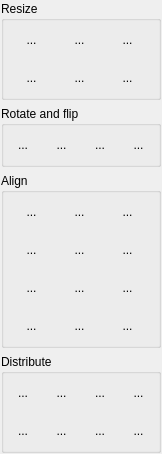
Old version of the form src/LayoutToolboxWidget.ui in the repository markus-wa/glmixer-mirror.
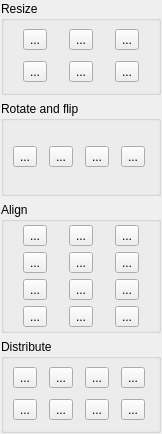
New version of the form. Icons and pictures are not drawn.

Commit message: Clear settings in Mixing Toolbox. Standardized appearance of GUI.

What changed in the file:
```diff
--- a/src/LayoutToolboxWidget.ui
+++ b/src/LayoutToolboxWidget.ui
@@ -13,18 +13,6 @@
   <property name="windowTitle">
    <string>Mixing</string>
   </property>
-  <property name="styleSheet">
-   <string notr="true">QToolButton { 
-     border: 1px solid transparent;
-     border-radius:5px;
-     padding: 3px;
-     min-height: 24px;
-     min-width: 24px;
-     background: transparent;
-}
-QToolButton:pressed { background: palette(midlight); }
-QToolButton:hover { border-color:  palette(highlight); }</string>
-  </property>
   <layout class="QVBoxLayout" name="verticalLayout">
    <property name="leftMargin">
     <number>1</number>
```
The commit also changes 10 other files.
